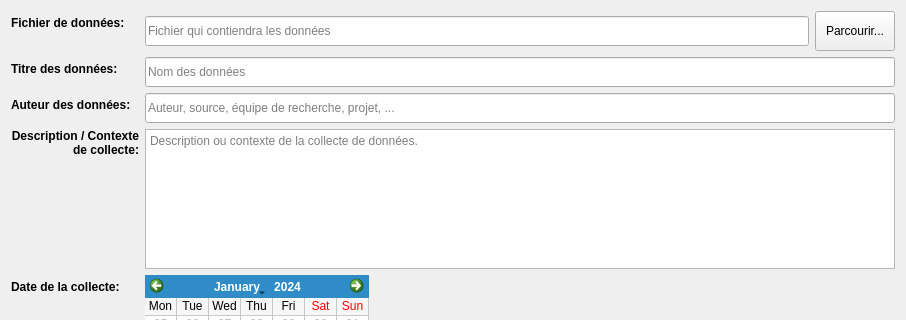
Above: python/resources/ui/ImportDialog.ui from introlab/OpenIMU before the change; both pictures show x 0 to 906 and y 0 to 320 of the 906 by 481 pixel window. Below: the same form after it.
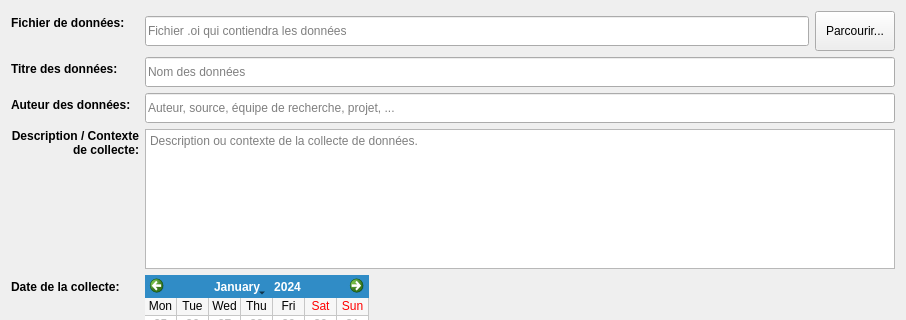
That is the form after the change.

Commit message: minor modifs to importwindow to avoid creating a db before validation

Patch:
```diff
--- a/python/resources/ui/ImportDialog.ui
+++ b/python/resources/ui/ImportDialog.ui
@@ -128,7 +128,7 @@
             <string/>
            </property>
            <property name="placeholderText">
-            <string>Fichier qui contiendra les données</string>
+            <string>Fichier .oi qui contiendra les données</string>
            </property>
           </widget>
          </item>
```
The commit also changes 1 other file.
